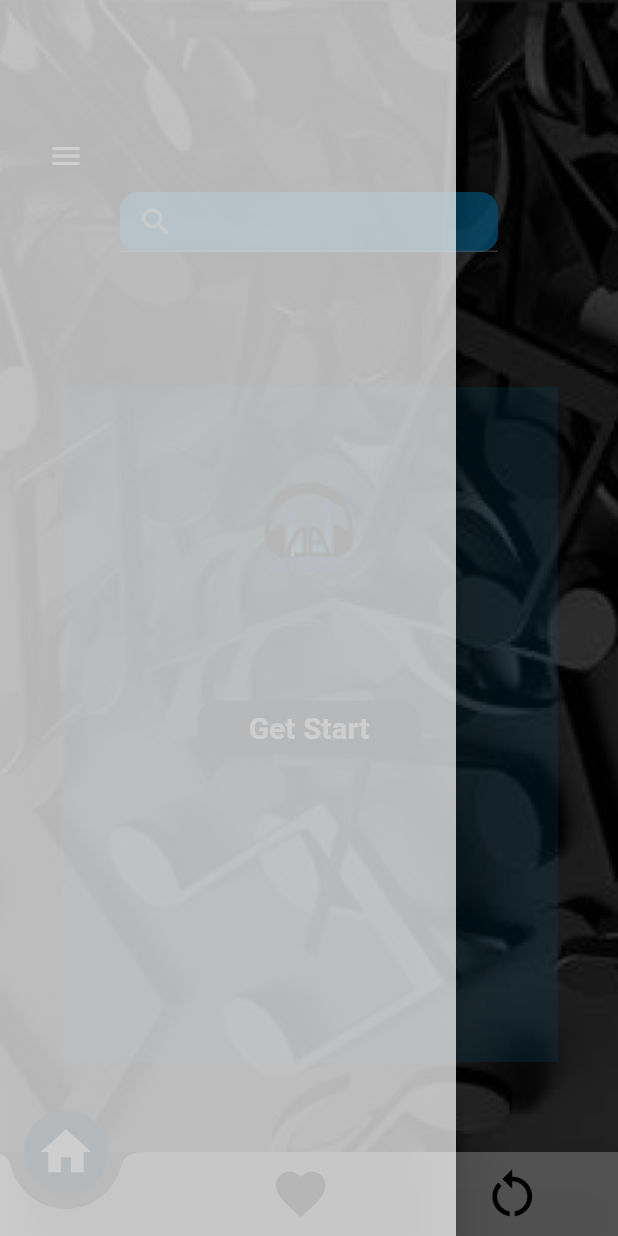
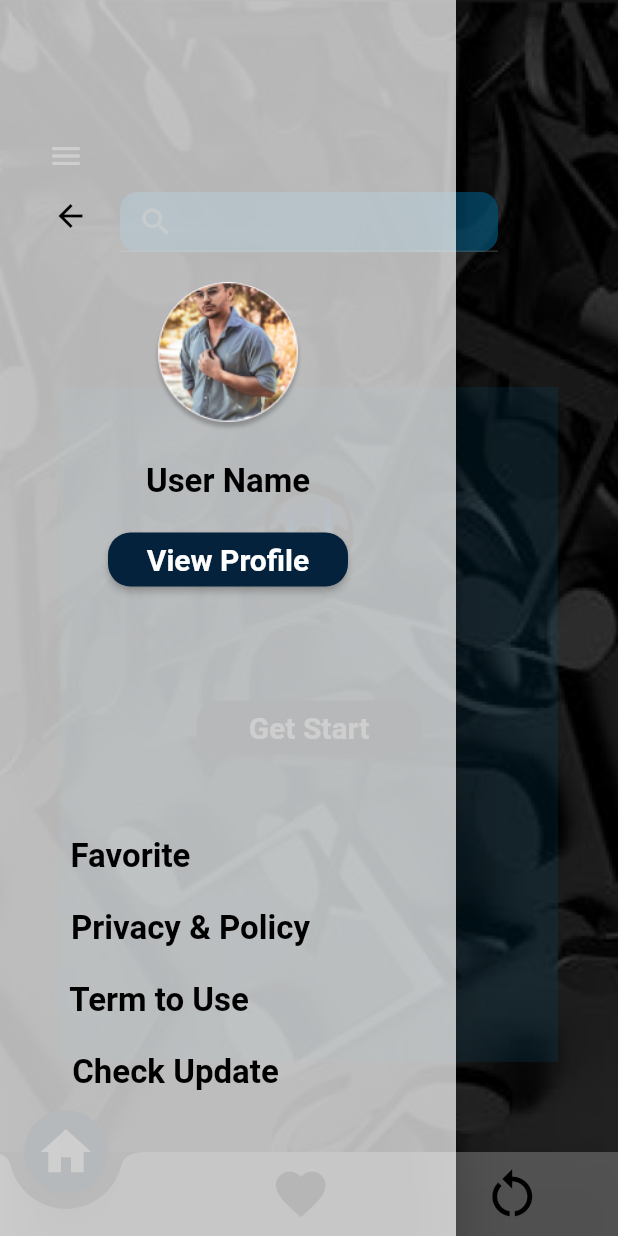
Before and after one commit to SachiniDeSilva/Auto_Play, a Flutter app: the screen it shows after launch, with the side drawer open, on a phone screen of 412 x 824 dp. Run offline on Flutter 3.47's test engine with Material 2 defaults, Android fonts, the phone set to English and light mode, and no system bars.

Commit message:
Updated mydrawer.dart file

```diff
--- a/lib/Pages/mydrawer.dart
+++ b/lib/Pages/mydrawer.dart
@@ -1,3 +1,4 @@
+import 'package:auto_play_project/Pages/home.dart';
 import 'package:flutter/material.dart';
 
 class mydrawer extends StatefulWidget {
@@ -12,6 +13,125 @@ class _mydrawerState extends State<mydrawer> {
   Widget build(BuildContext context) {
     return Drawer(
       backgroundColor: Color.fromARGB(182, 255, 255, 255),
+      child: Center(
+        child: Padding(
+          padding: const EdgeInsets.only(top: 120.0),
+          child: Column(
+            children: [
+              Padding(
+                padding: const EdgeInsets.only(bottom: 20.0, right: 210.0),
+                child: IconButton(
+                  color: Colors.black,
+                  onPressed: () {
+                    Navigator.pop(context, Home());
+                  },
+                  icon: Icon(Icons.arrow_back),
+                ),
+              ),
+              ClipOval(
+                child: Image.asset(
+                  'assets/Ellipse 14.png',
+                  width: 100.0,
+                ),
+              ),
+              Padding(
+                padding: const EdgeInsets.only(top: 20.0),
+                child: Container(
+                  child: Text(
+                    'User Name',
+                    style: TextStyle(
+                        fontSize: 22.0,
+                        fontWeight: FontWeight.bold,
+                        color: Colors.black),
+                  ),
+                ),
+              ),
+              Padding(
+                padding: const EdgeInsets.only(top: 15.0),
+                child: Container(
+                  child: ElevatedButton(
+                    onPressed: () {},
+                    child: Text('View Profile'),
+                    style: ElevatedButton.styleFrom(
+                        fixedSize: Size.fromWidth(160),
+                        shape: RoundedRectangleBorder(
+                            borderRadius: BorderRadius.circular(15)),
+                        backgroundColor: Color.fromARGB(255, 4, 34, 59),
+                        textStyle: TextStyle(
+                            fontSize: 20.0, fontWeight: FontWeight.bold)),
+                  ),
+                ),
+              ),
+              Container(
+                child: Column(
+                  children: [
+                    Padding(
+                      padding: const EdgeInsets.only(right: 10.0, top: 150.0),
+                      child: Column(
+                        children: [
+                          TextButton(
+                            onPressed: () {},
+                            child: Padding(
+                              padding: const EdgeInsets.only(right: 120.0),
+                              child: Text(
+                                'Favorite',
+                                style: TextStyle(
+                                    color: Colors.black,
+                                    fontWeight: FontWeight.bold,
+                                    fontSize: 22.0),
+                              ),
+                            ),
+                          ),
+                          TextButton(
+                            onPressed: () {},
+                            child: Padding(
+                              padding: const EdgeInsets.only(
+                                  left: 10.0, right: 50.0),
+                              child: Text(
+                                'Privacy & Policy',
+                                style: TextStyle(
+                                    color: Colors.black,
+                                    fontWeight: FontWeight.bold,
+                                    fontSize: 22.0),
+                              ),
+                            ),
+                          ),
+                          TextButton(
+                            onPressed: () {},
+                            child: Padding(
+                              padding: const EdgeInsets.only(right: 82.0),
+                              child: Text(
+                                'Term to Use',
+                                style: TextStyle(
+                                    color: Colors.black,
+                                    fontWeight: FontWeight.bold,
+                                    fontSize: 22.0),
+                              ),
+                            ),
+                          ),
+                          TextButton(
+                            onPressed: () {},
+                            child: Padding(
+                              padding: const EdgeInsets.only(right: 60.0),
+                              child: Text(
+                                'Check Update',
+                                style: TextStyle(
+                                    color: Colors.black,
+                                    fontWeight: FontWeight.bold,
+                                    fontSize: 22.0),
+                              ),
+                            ),
+                          ),
+                        ],
+                      ),
+                    ),
+                  ],
+                ),
+              ),
+            ],
+          ),
+        ),
+      ),
     );
   }
 }
```
Also changed, not shown: assets/Ellipse 14.png (added).
